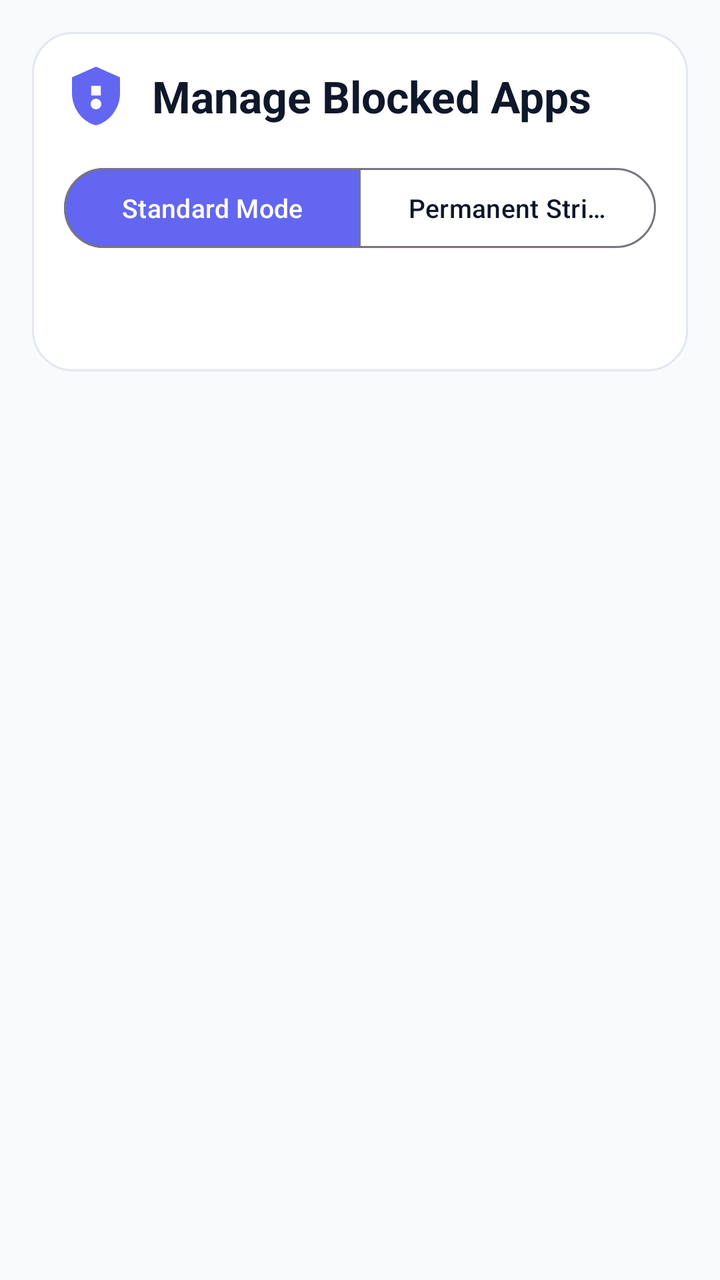
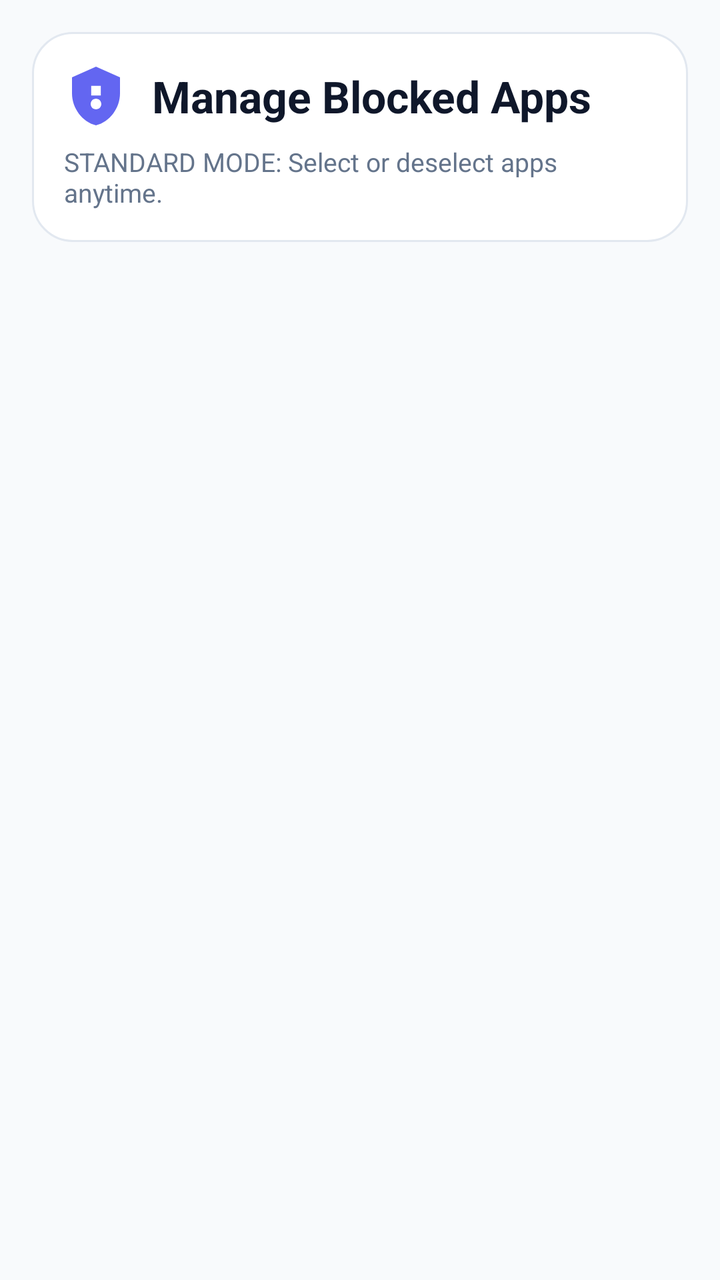

Compare the two renders of this Android layout. The source of the first and the diff that turns it into the second are given below.
<!-- AndroidManifest.xml: application theme Theme.LockoutGate -->
<!-- res/layout/activity_app_picker.xml -->
<?xml version="1.0" encoding="utf-8"?>
<FrameLayout xmlns:android="http://schemas.android.com/apk/res/android"
    xmlns:app="http://schemas.android.com/apk/res-auto"
    android:layout_width="match_parent"
    android:layout_height="match_parent">

    
    <ImageView
        android:id="@+id/customBackgroundImageView"
        android:layout_width="match_parent"
        android:layout_height="match_parent"
        android:contentDescription="@null"
        android:scaleType="centerCrop"
        android:visibility="gone" />

    
    <View
        android:id="@+id/backgroundScrimView"
        android:layout_width="match_parent"
        android:layout_height="match_parent"
        android:background="#70000000"
        android:visibility="gone" />

    <LinearLayout
        android:layout_width="match_parent"
        android:layout_height="match_parent"
        android:orientation="vertical"
        android:padding="16dp">

        <LinearLayout
            android:layout_width="match_parent"
            android:layout_height="wrap_content"
            android:layout_marginBottom="12dp"
            android:background="@drawable/bg_panel"
            android:orientation="vertical"
            android:padding="16dp">

        
        <LinearLayout
            android:layout_width="match_parent"
            android:layout_height="wrap_content"
            android:gravity="center_vertical"
            android:orientation="horizontal"
            android:paddingBottom="16dp">

            <ImageView
                android:layout_width="32dp"
                android:layout_height="32dp"
                android:contentDescription="@string/title_manage_apps"
                android:src="@drawable/ic_shield_lock"
                app:tint="@color/primary" />

            <TextView
                android:layout_width="wrap_content"
                android:layout_height="wrap_content"
                android:layout_marginStart="12dp"
                android:text="@string/title_manage_apps"
                android:textColor="@color/text_primary_light"
                android:textSize="22sp"
                android:textStyle="bold" />
        </LinearLayout>

        
        <com.google.android.material.button.MaterialButtonToggleGroup
            android:id="@+id/modeToggleGroup"
            android:layout_width="match_parent"
            android:layout_height="wrap_content"
            android:layout_marginBottom="12dp"
            app:checkedButton="@id/btnStandardMode"
            app:singleSelection="true">

            <com.google.android.material.button.MaterialButton
                android:id="@+id/btnStandardMode"
                style="@style/Widget.Material3.Button.OutlinedButton"
                android:layout_width="0dp"
                android:layout_height="wrap_content"
                android:layout_weight="1"
                android:text="@string/tab_standard"
                app:backgroundTint="@color/tab_button_bg"
                android:textColor="@color/tab_button_content"
                app:iconTint="@color/tab_button_content"
                android:textSize="13sp" />

            <com.google.android.material.button.MaterialButton
                android:id="@+id/btnStrictArea"
                style="@style/Widget.Material3.Button.OutlinedButton"
                android:layout_width="0dp"
                android:layout_height="wrap_content"
                android:layout_weight="1"
                android:text="@string/tab_strict_permanent"
                app:backgroundTint="@color/tab_button_bg"
                android:textColor="@color/tab_button_content"
                app:iconTint="@color/tab_button_content"
                android:textSize="13sp" />
        </com.google.android.material.button.MaterialButtonToggleGroup>

        
        <TextView
            android:id="@+id/modeDescriptionText"
            android:layout_width="match_parent"
            android:layout_height="wrap_content"
            android:layout_marginBottom="12dp"
            android:textColor="@color/text_secondary_light"
            android:textSize="13sp" />
        </LinearLayout>

        <ProgressBar
            android:id="@+id/appsProgressBar"
            android:layout_width="wrap_content"
            android:layout_height="wrap_content"
            android:layout_gravity="center"
            android:layout_marginVertical="32dp" />

        <androidx.recyclerview.widget.RecyclerView
            android:id="@+id/appsRecyclerView"
            android:layout_width="match_parent"
            android:layout_height="0dp"
            android:layout_weight="1"
            android:clipToPadding="false"
            android:paddingBottom="16dp" />

    </LinearLayout>
</FrameLayout>
<!-- resources referenced by this layout -->
<resources>
  <color name="primary">#6366F1</color>
  <color name="text_primary_light">#0F172A</color>
  <color name="text_secondary_light">#64748B</color>
  <!-- drawable bg_panel (drawable) -->
  <?xml version="1.0" encoding="utf-8"?>
  <shape xmlns:android="http://schemas.android.com/apk/res/android" android:shape="rectangle">
      <solid android:color="@color/surface_card_light" />
      <corners android:radius="20dp" />
      <stroke android:width="1dp" android:color="@color/card_stroke_light" />
  </shape>
  <!-- drawable ic_shield_lock (drawable) -->
  <vector xmlns:android="http://schemas.android.com/apk/res/android"
      android:width="24dp"
      android:height="24dp"
      android:viewportWidth="24"
      android:viewportHeight="24">
    <path
        android:fillColor="#FF000000"
        android:pathData="M12,1L3,5v6c0,5.55 3.84,10.74 9,12 5.16,-1.26 9,-6.45 9,-12V5l-9,-4zM12,17c-1.1,0 -2,-0.9 -2,-2s0.9,-2 2,-2 2,0.9 2,2 -0.9,2 -2,2zM13.8,11.8h-3.6V8.2h3.6v3.6z"/>
  </vector>
  <string name="tab_standard">Standard Mode</string>
  <string name="tab_strict_permanent">Permanent Strict Mode</string>
  <string name="title_manage_apps">Manage Blocked Apps</string>
  <style name="Theme.LockoutGate" parent="Theme.Material3.DayNight.NoActionBar">
          
          <item name="colorPrimary">@color/primary</item>
          <item name="colorOnPrimary">#FFFFFF</item>
          <item name="colorPrimaryContainer">@color/primary_container</item>
          <item name="colorOnPrimaryContainer">@color/on_primary_container</item>
  
          
          <item name="android:colorBackground">@color/background_light</item>
          <item name="colorSurface">@color/surface_card_light</item>
  
          
          <item name="android:statusBarColor">@color/background_light</item>
          <item name="android:windowLightStatusBar">true</item>
      </style>
  <color name="surface_card_light">#FFFFFF</color>
  <color name="card_stroke_light">#E2E8F0</color>
  <color name="primary_container">#EEF2FF</color>
  <color name="on_primary_container">#312E81</color>
  <color name="background_light">#F8FAFC</color>
</resources>

<!-- the commit's change to res/layout/activity_app_picker.xml (unified diff, before → after) -->
@@ -27,6 +27,7 @@
         android:orientation="vertical"
         android:padding="16dp">
 
+        
         <LinearLayout
             android:layout_width="match_parent"
             android:layout_height="wrap_content"
@@ -35,73 +36,36 @@
             android:orientation="vertical"
             android:padding="16dp">
 
-        
-        <LinearLayout
-            android:layout_width="match_parent"
-            android:layout_height="wrap_content"
-            android:gravity="center_vertical"
-            android:orientation="horizontal"
-            android:paddingBottom="16dp">
+            <LinearLayout
+                android:layout_width="match_parent"
+                android:layout_height="wrap_content"
+                android:gravity="center_vertical"
+                android:orientation="horizontal">
 
-            <ImageView
-                android:layout_width="32dp"
-                android:layout_height="32dp"
-                android:contentDescription="@string/title_manage_apps"
-                android:src="@drawable/ic_shield_lock"
-                app:tint="@color/primary" />
+                <ImageView
+                    android:layout_width="32dp"
+                    android:layout_height="32dp"
+                    android:contentDescription="@string/title_manage_apps"
+                    android:src="@drawable/ic_shield_lock"
+                    app:tint="@color/primary" />
+
+                <TextView
+                    android:layout_width="wrap_content"
+                    android:layout_height="wrap_content"
+                    android:layout_marginStart="12dp"
+                    android:text="@string/title_manage_apps"
+                    android:textColor="@color/text_primary_light"
+                    android:textSize="22sp"
+                    android:textStyle="bold" />
+            </LinearLayout>
 
             <TextView
-                android:layout_width="wrap_content"
+                android:layout_width="match_parent"
                 android:layout_height="wrap_content"
-                android:layout_marginStart="12dp"
-                android:text="@string/title_manage_apps"
-                android:textColor="@color/text_primary_light"
-                android:textSize="22sp"
-                android:textStyle="bold" />
-        </LinearLayout>
-
-        
-        <com.google.android.material.button.MaterialButtonToggleGroup
-            android:id="@+id/modeToggleGroup"
-            android:layout_width="match_parent"
-            android:layout_height="wrap_content"
-            android:layout_marginBottom="12dp"
-            app:checkedButton="@id/btnStandardMode"
-            app:singleSelection="true">
-
-            <com.google.android.material.button.MaterialButton
-                android:id="@+id/btnStandardMode"
-                style="@style/Widget.Material3.Button.OutlinedButton"
-                android:layout_width="0dp"
-                android:layout_height="wrap_content"
-                android:layout_weight="1"
-                android:text="@string/tab_standard"
-                app:backgroundTint="@color/tab_button_bg"
-                android:textColor="@color/tab_button_content"
-                app:iconTint="@color/tab_button_content"
+                android:layout_marginTop="8dp"
+                android:text="@string/mode_desc_standard"
+                android:textColor="@color/text_secondary_light"
                 android:textSize="13sp" />
-
-            <com.google.android.material.button.MaterialButton
-                android:id="@+id/btnStrictArea"
-                style="@style/Widget.Material3.Button.OutlinedButton"
-                android:layout_width="0dp"
-                android:layout_height="wrap_content"
-                android:layout_weight="1"
-                android:text="@string/tab_strict_permanent"
-                app:backgroundTint="@color/tab_button_bg"
-                android:textColor="@color/tab_button_content"
-                app:iconTint="@color/tab_button_content"
-                android:textSize="13sp" />
-        </com.google.android.material.button.MaterialButtonToggleGroup>
-
-        
-        <TextView
-            android:id="@+id/modeDescriptionText"
-            android:layout_width="match_parent"
-            android:layout_height="wrap_content"
-            android:layout_marginBottom="12dp"
-            android:textColor="@color/text_secondary_light"
-            android:textSize="13sp" />
         </LinearLayout>
 
         <ProgressBar
<!-- resource entries referenced after the edit -->
@@ -20,8 +20,7 @@
         android:fillColor="#FF000000"
         android:pathData="M12,1L3,5v6c0,5.55 3.84,10.74 9,12 5.16,-1.26 9,-6.45 9,-12V5l-9,-4zM12,17c-1.1,0 -2,-0.9 -2,-2s0.9,-2 2,-2 2,0.9 2,2 -0.9,2 -2,2zM13.8,11.8h-3.6V8.2h3.6v3.6z"/>
   </vector>
-  <string name="tab_standard">Standard Mode</string>
-  <string name="tab_strict_permanent">Permanent Strict Mode</string>
+  <string name="mode_desc_standard">STANDARD MODE: Select or deselect apps anytime.</string>
   <string name="title_manage_apps">Manage Blocked Apps</string>
   <style name="Theme.LockoutGate" parent="Theme.Material3.DayNight.NoActionBar">
           
